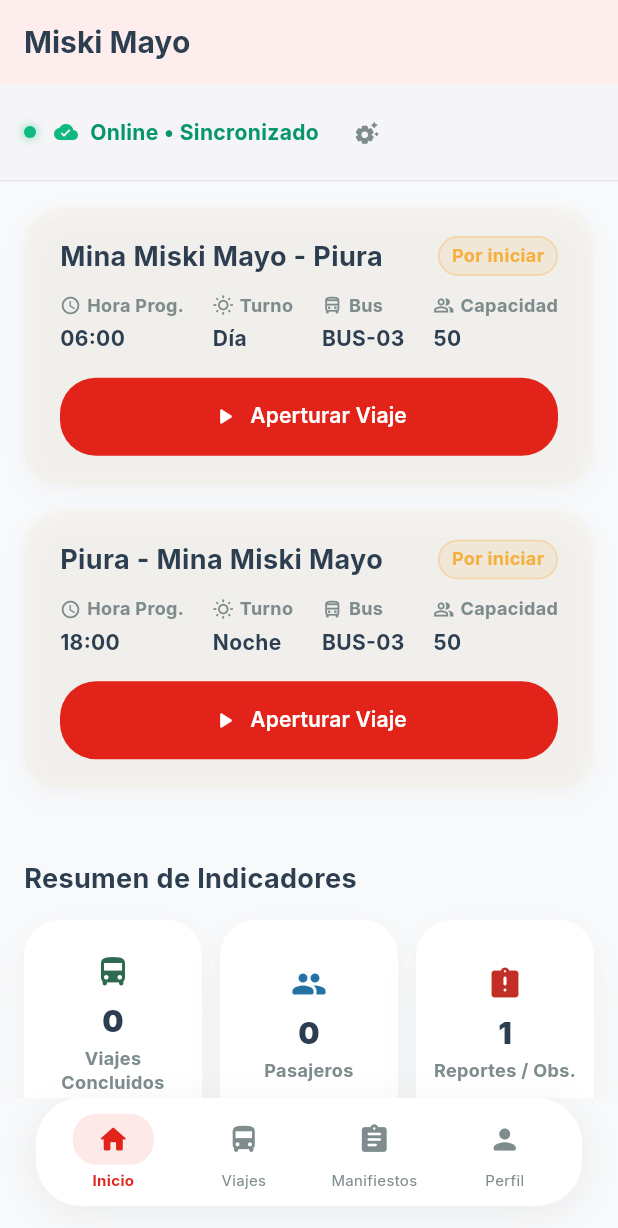
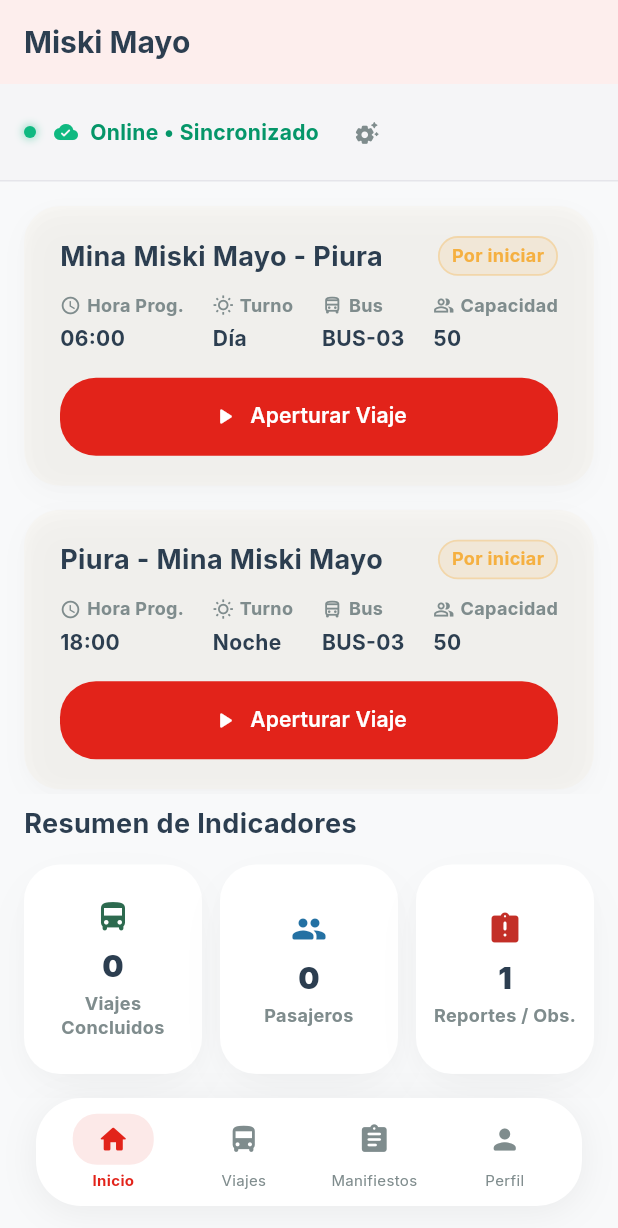
Before and after one commit to rcardoramos/mining-transport-app, a Flutter app: the HomeView screen opened by its route, tab 2 chosen, scrolled down 270 dp, on a phone screen of 412 x 824 dp. Shown: the top 1228 px of the screen. Run offline on Flutter 3.47's test engine with Material 3 defaults, Android fonts, the phone set to English and light mode, and no system bars; our stand-ins replace audioplayers, connectivity_plus, dio, drift, flutter_riverpod, flutter_secure_storage and 8 more; missing offline and left inert: mobile_scanner; accounts and stored records are empty; generated files the repository leaves out were written again.

Commit message:
fix: make dashboard statistics section static at the bottom of the tab view

```diff
--- a/lib/features/home/presentation/pages/home_view.dart
+++ b/lib/features/home/presentation/pages/home_view.dart
@@ -228,20 +228,28 @@
           ),
         ];
       },
-      body: TabBarView(
+      body: Column(
+        children: [
+          Expanded(
+            child: TabBarView(
               controller: _tabController,
               children: [
                 _buildTripList(
                   data.todayTrips,
                   'No tienes viajes programados para hoy',
                   hasActiveTrip,
-            data.summary,
                 ),
                 _buildTripList(
                   data.pendingTrips,
                   'No tienes viajes pendientes programados',
                   hasActiveTrip,
-            data.summary,
+                ),
+              ],
+            ),
+          ),
+          Padding(
+            padding: const EdgeInsets.only(left: 16.0, right: 16.0, bottom: 16.0),
+            child: DashboardStatsSection(summary: data.summary),
           ),
         ],
       ),
@@ -718,7 +726,6 @@
     List<dynamic> trips,
     String emptyText,
     bool hasActiveTrip,
-    dynamic summary,
   ) {
     return ListView(
       padding: DesignSpacing.allM,
@@ -747,8 +754,6 @@
             );
           }),
         ],
-        DesignSpacing.spacerV24,
-        DashboardStatsSection(summary: summary),
       ],
     );
   }
```
Lines whose indentation alone changed are shown as unchanged.
